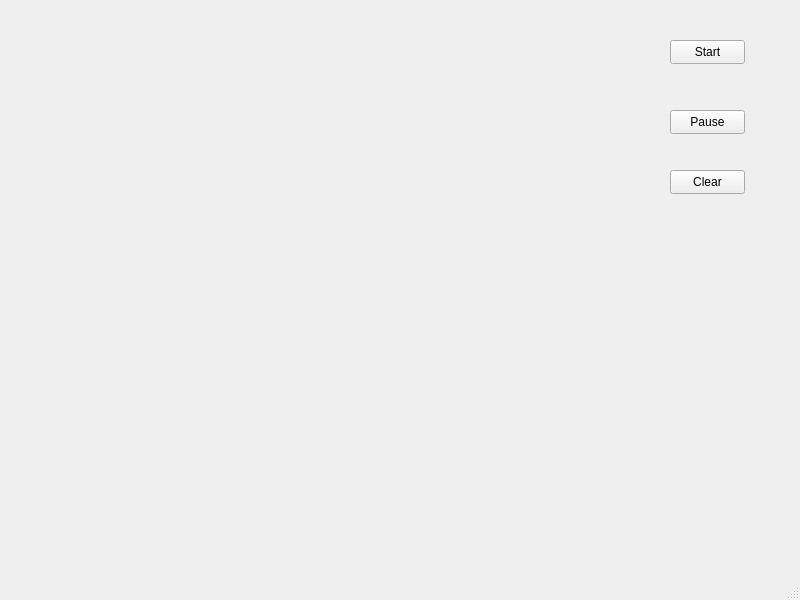
This is TetrisProjekt/mainwindowtetris.ui in KacperRygal/Tetris_Rygal_Wozniak as Qt 5 draws it before an edit. The edited form follows.
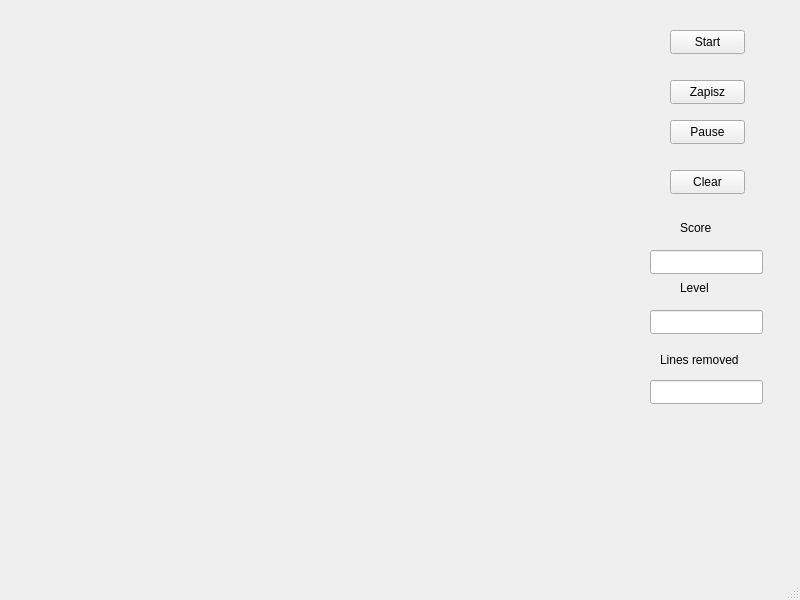
This is the edited form.

```diff
--- a/TetrisProjekt/mainwindowtetris.ui
+++ b/TetrisProjekt/mainwindowtetris.ui
@@ -18,7 +18,7 @@
     <property name="geometry">
      <rect>
       <x>670</x>
-      <y>40</y>
+      <y>30</y>
       <width>75</width>
       <height>24</height>
      </rect>
@@ -31,7 +31,7 @@
     <property name="geometry">
      <rect>
       <x>670</x>
-      <y>110</y>
+      <y>120</y>
       <width>75</width>
       <height>24</height>
      </rect>
@@ -53,6 +53,88 @@
      <string>Clear</string>
     </property>
    </widget>
+   <widget class="QLabel" name="label">
+    <property name="geometry">
+     <rect>
+      <x>680</x>
+      <y>220</y>
+      <width>49</width>
+      <height>16</height>
+     </rect>
+    </property>
+    <property name="text">
+     <string>Score</string>
+    </property>
+   </widget>
+   <widget class="QLabel" name="label_2">
+    <property name="geometry">
+     <rect>
+      <x>680</x>
+      <y>280</y>
+      <width>49</width>
+      <height>16</height>
+     </rect>
+    </property>
+    <property name="text">
+     <string>Level</string>
+    </property>
+   </widget>
+   <widget class="QLabel" name="label_3">
+    <property name="geometry">
+     <rect>
+      <x>660</x>
+      <y>350</y>
+      <width>81</width>
+      <height>20</height>
+     </rect>
+    </property>
+    <property name="text">
+     <string>Lines removed</string>
+    </property>
+   </widget>
+   <widget class="QLineEdit" name="displayScore">
+    <property name="geometry">
+     <rect>
+      <x>650</x>
+      <y>250</y>
+      <width>113</width>
+      <height>24</height>
+     </rect>
+    </property>
+   </widget>
+   <widget class="QLineEdit" name="displayLevel">
+    <property name="geometry">
+     <rect>
+      <x>650</x>
+      <y>310</y>
+      <width>113</width>
+      <height>24</height>
+     </rect>
+    </property>
+   </widget>
+   <widget class="QLineEdit" name="displayRemovedLines">
+    <property name="geometry">
+     <rect>
+      <x>650</x>
+      <y>380</y>
+      <width>113</width>
+      <height>24</height>
+     </rect>
+    </property>
+   </widget>
+   <widget class="QPushButton" name="ZapiszBtn">
+    <property name="geometry">
+     <rect>
+      <x>670</x>
+      <y>80</y>
+      <width>75</width>
+      <height>24</height>
+     </rect>
+    </property>
+    <property name="text">
+     <string>Zapisz</string>
+    </property>
+   </widget>
   </widget>
   <widget class="QMenuBar" name="menubar">
    <property name="geometry">
```
